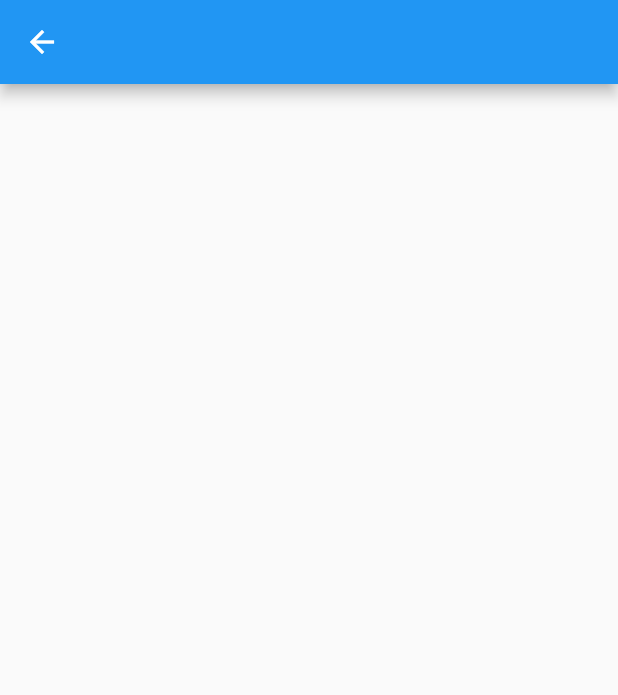
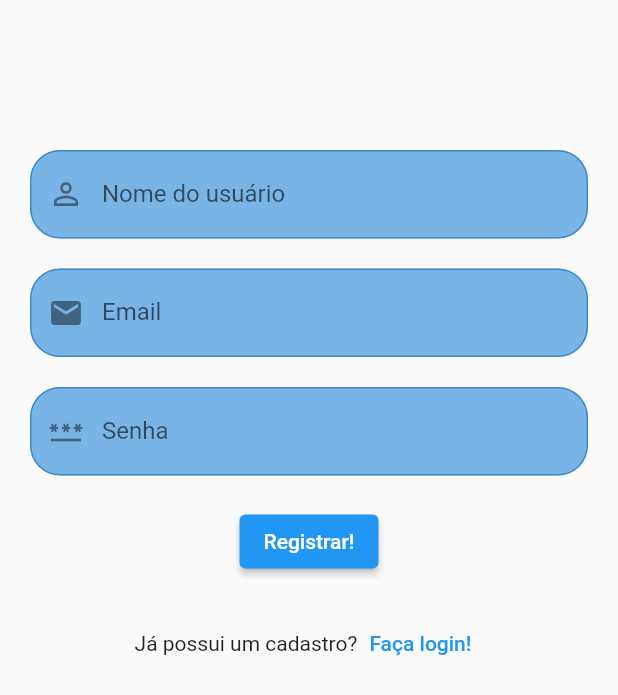
Before and after one commit to vaansuit/signup_login_with_sqflite, a Flutter app: the screen it shows after launch, after a tap on "Entrar", after a tap on "Registre-se", on a phone screen of 412 x 824 dp. Shown: the top 695 px of the screen. Run offline on Flutter 3.47's test engine with Material 2 defaults, Android fonts, the phone set to English and light mode, and no system bars; our stand-ins replace shared_preferences, sqflite, toast; accounts and stored records are empty.

Commit message:
[update] added signup function / fixed login registration

```diff
--- a/lib/app/presenter/ui/login/login_page..dart
+++ b/lib/app/presenter/ui/login/login_page..dart
@@ -22,7 +22,7 @@ class _LoginPageState extends State<LoginPage> {
   final _formKey = GlobalKey<FormState>();
   //controllers para pegar o email e a senha
   final emailController = TextEditingController();
-  final passController = TextEditingController();
+  final passwordController = TextEditingController();
   //variável da base de dados
   var dbHelper;
 
@@ -30,12 +30,12 @@ class _LoginPageState extends State<LoginPage> {
   login() async {
     FocusManager.instance.primaryFocus?.unfocus;
     String email = emailController.text;
-    String pass = passController.text;
+    String pass = passwordController.text;
 
     if (_formKey.currentState!.validate()) {
       _formKey.currentState!.save();
 
-      await dbHelper.getLoginUser(email, pass).than((userData) {
+      await dbHelper.getLoginUser(email, pass).then((userData) {
         if (userData != null) {
           setSP(userData).whenComplete(() {
             Navigator.pushAndRemoveUntil(
@@ -68,9 +68,6 @@ class _LoginPageState extends State<LoginPage> {
   @override
   Widget build(BuildContext context) {
     return Scaffold(
-      appBar: AppBar(
-        title: const Text(''),
-      ),
       body: SingleChildScrollView(
         child: Form(
           key: _formKey,
@@ -85,7 +82,7 @@ class _LoginPageState extends State<LoginPage> {
                 ),
                 const SizedBox(height: 20),
                 CustomTextFormField(
-                  controller: passController,
+                  controller: passwordController,
                   icon: Icons.lock,
                   hintName: 'Senha',
                   isObscureText: true,
--- a/lib/app/presenter/ui/sign-up/sign_up_page.dart
+++ b/lib/app/presenter/ui/sign-up/sign_up_page.dart
@@ -1,4 +1,10 @@
 import 'package:flutter/material.dart';
+import 'package:login_and_signup_with_sqflite/app/domain/entities/user_model.dart';
+import 'package:login_and_signup_with_sqflite/app/presenter/ui/widgets/custom_text_form_field.dart';
+
+import '../../../infra/datasource/local/database_helper.dart';
+import '../../logic/alert_dialog.dart';
+import '../login/login_page..dart';
 
 class SignUpPage extends StatefulWidget {
   const SignUpPage({Key? key}) : super(key: key);
@@ -8,13 +14,109 @@ class SignUpPage extends StatefulWidget {
 }
 
 class _SignUpPageState extends State<SignUpPage> {
+  //nossa key
+  final _formKey = GlobalKey<FormState>();
+  //nossos controllers para escutar o que o usuário está digitando nos texts fields
+  final userNameController = TextEditingController();
+  final emailController = TextEditingController();
+  final passController = TextEditingController();
+  //variavel do nosso banco de dados
+  var dbHelper;
+
+  //função que insere um novo usuário na nossa tabela
+  signUp() async {
+    FocusManager.instance.primaryFocus?.unfocus();
+
+    String userName = userNameController.text;
+    String email = emailController.text;
+    String pass = passController.text;
+
+    if (_formKey.currentState!.validate()) {
+      _formKey.currentState!.save();
+
+      UserModel? uModel = UserModel(
+        userName,
+        email,
+        pass,
+      );
+      await dbHelper.saveData(uModel).then((userData) {
+        alertDialog(context, "Usuário cadastrado com sucesso!");
+        Navigator.push(
+          context,
+          MaterialPageRoute(
+            builder: (context) => const LoginPage(),
+          ),
+        );
+      }).catchError((error) {
+        alertDialog(context, "Erro ao realizar cadastro");
+      });
+    }
+  }
+
+  @override
+  void initState() {
+    super.initState();
+    dbHelper = DatabaseHelper();
+  }
+
   @override
   Widget build(BuildContext context) {
     return Scaffold(
-      appBar: AppBar(
-        title: const Text(''),
+      body: SingleChildScrollView(
+        child: Form(
+          key: _formKey,
+          child: Center(
+            child: Column(
+              children: [
+                const SizedBox(height: 100),
+                CustomTextFormField(
+                  controller: userNameController,
+                  icon: Icons.person_outline,
+                  inputType: TextInputType.name,
+                  hintName: 'Nome do usuário',
+                ),
+                const SizedBox(height: 20),
+                CustomTextFormField(
+                  controller: emailController,
+                  icon: Icons.email,
+                  inputType: TextInputType.emailAddress,
+                  hintName: 'Email',
+                ),
+                const SizedBox(height: 20),
+                CustomTextFormField(
+                  controller: passController,
+                  icon: Icons.password,
+                  inputType: TextInputType.name,
+                  hintName: 'Senha',
+                ),
+                const SizedBox(height: 20),
+                ElevatedButton(
+                  onPressed: signUp,
+                  child: const Text('Registrar!'),
+                ),
+                const SizedBox(height: 20),
+                Row(
+                  mainAxisAlignment: MainAxisAlignment.center,
+                  children: [
+                    const Text('Já possui um cadastro?'),
+                    TextButton(
+                      onPressed: () {
+                        Navigator.push(
+                          context,
+                          MaterialPageRoute(
+                            builder: (_) => const LoginPage(),
+                          ),
+                        );
+                      },
+                      child: const Text('Faça login!'),
+                    ),
+                  ],
+                ),
+              ],
+            ),
+          ),
+        ),
       ),
-      body: Container(),
     );
   }
 }
```
